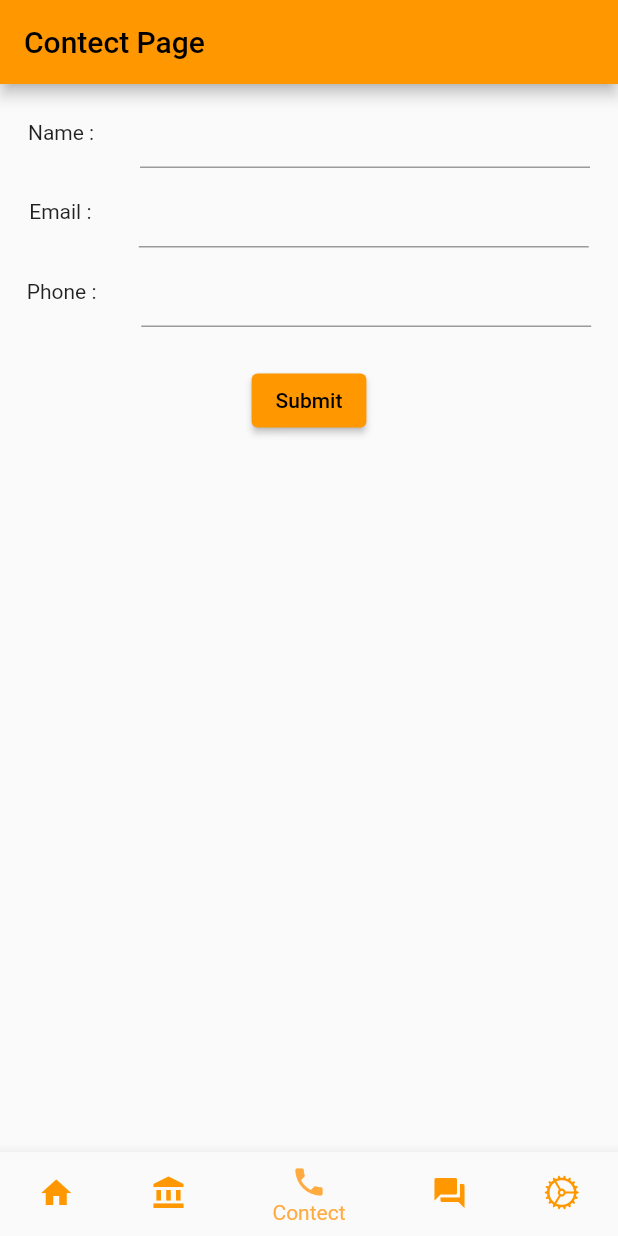
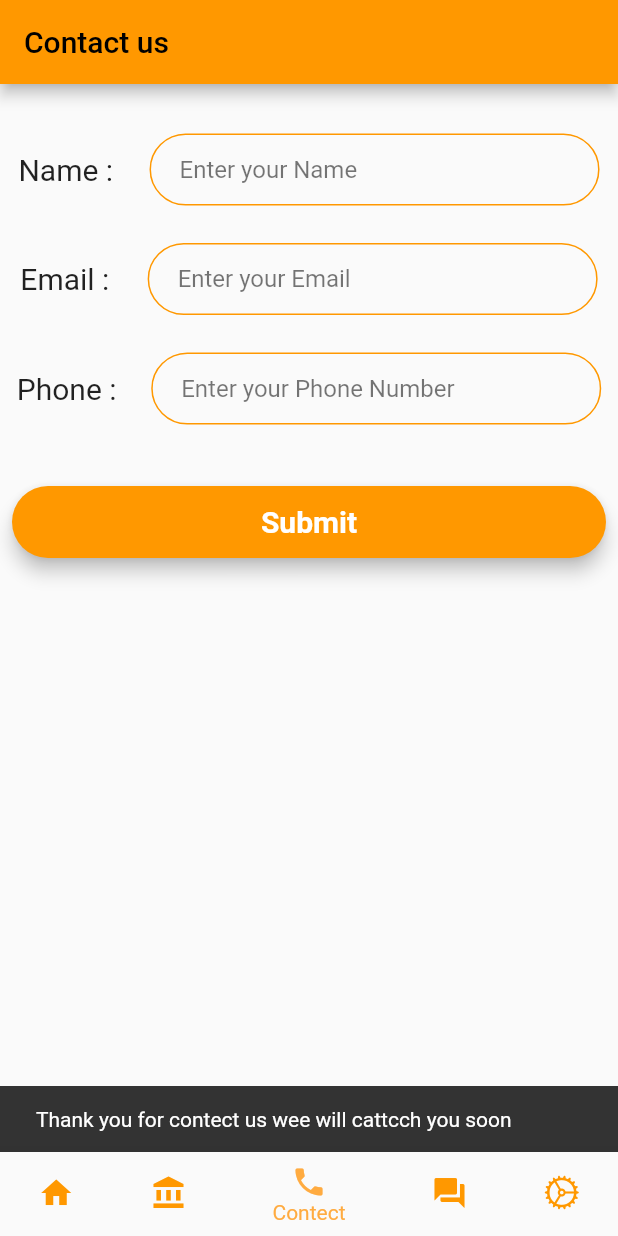
Before and after one commit to PRIPATEL2206/Informatica_App, a Flutter app: the screen it shows after launch, item 3 of the bottom bar chosen, after a tap on "Submit", on a phone screen of 412 x 824 dp. Run offline on Flutter 3.47's test engine with Material 2 defaults, Android fonts, the phone set to English and light mode, and no system bars; our stand-ins replace animated_text_kit, firebase_core, firebase_database; accounts and stored records are empty.

Commit message:
contact page UI updated

```diff
--- a/lib/Components/rounded_button.dart
+++ b/lib/Components/rounded_button.dart
@@ -22,8 +22,9 @@ class RoundedButton extends StatelessWidget {
           child: Text(
             label,
             style: const TextStyle(
-              color: Colors.black,
-              fontWeight: FontWeight.w900,
+              fontSize: 20,
+              color: Colors.white,
+              fontWeight: FontWeight.w600,
             ),
           ),
         ),
--- /dev/null
+++ b/lib/Constants/constants.dart
@@ -0,0 +1,20 @@
+import 'package:flutter/material.dart';
+
+const kTextFieldDecoration = InputDecoration(
+  hintText: 'Enter a value',
+  hintStyle: TextStyle(
+    color: Colors.black54,
+  ),
+  contentPadding: EdgeInsets.symmetric(vertical: 10.0, horizontal: 20.0),
+  border: OutlineInputBorder(
+    borderRadius: BorderRadius.all(Radius.circular(32.0)),
+  ),
+  enabledBorder: OutlineInputBorder(
+    borderSide: BorderSide(color: Colors.orange, width: 1.0),
+    borderRadius: BorderRadius.all(Radius.circular(32.0)),
+  ),
+  focusedBorder: OutlineInputBorder(
+    borderSide: BorderSide(color: Colors.orange, width: 2.0),
+    borderRadius: BorderRadius.all(Radius.circular(32.0)),
+  ),
+);
--- a/lib/Pages/ContectPage/contect_page.dart
+++ b/lib/Pages/ContectPage/contect_page.dart
@@ -1,4 +1,6 @@
 import 'package:flutter/material.dart';
+import 'package:informatica/Constants/constants.dart';
+import '../../Components/rounded_button.dart';
 
 class ContectPage extends StatelessWidget {
   const ContectPage({super.key});
@@ -7,7 +9,7 @@ class ContectPage extends StatelessWidget {
   Widget build(BuildContext context) {
     return Scaffold(
       appBar: AppBar(
-        title: const Text("Contect Page"),
+        title: const Text("Contact us"),
       ),
       body: SingleChildScrollView(
           child: Padding(
@@ -15,42 +17,65 @@ class ContectPage extends StatelessWidget {
         child: Column(
           crossAxisAlignment: CrossAxisAlignment.start,
           children: [
+            const SizedBox(
+              height: 25,
+            ),
             Row(
               mainAxisAlignment: MainAxisAlignment.spaceEvenly,
               children: [
-                const Text("Name :"),
+                const Text(
+                  "Name :",
+                  style: TextStyle(
+                    fontSize: 20,
+                  ),
+                ),
                 Container(
                   margin: const EdgeInsets.only(left: 20),
                   width: 300,
-                  child: const TextField(),
+                  child: TextField(
+                    decoration: kTextFieldDecoration.copyWith(
+                        hintText: 'Enter your Name'),
+                  ),
                 ),
               ],
             ),
             const SizedBox(
-              height: 5,
+              height: 25,
             ),
             Row(
               mainAxisAlignment: MainAxisAlignment.spaceEvenly,
               children: [
-                const Text("Email :"),
+                const Text("Email :",
+                    style: TextStyle(
+                      fontSize: 20,
+                    )),
                 Container(
                   margin: const EdgeInsets.only(left: 20),
                   width: 300,
-                  child: const TextField(),
+                  child: TextField(
+                    decoration: kTextFieldDecoration.copyWith(
+                        hintText: 'Enter your Email'),
+                  ),
                 ),
               ],
             ),
             const SizedBox(
-              height: 5,
+              height: 25,
             ),
             Row(
               mainAxisAlignment: MainAxisAlignment.spaceEvenly,
               children: [
-                const Text("Phone :"),
+                const Text("Phone :",
+                    style: TextStyle(
+                      fontSize: 20,
+                    )),
                 Container(
                   margin: const EdgeInsets.only(left: 20),
                   width: 300,
-                  child: const TextField(),
+                  child: TextField(
+                    decoration: kTextFieldDecoration.copyWith(
+                        hintText: 'Enter your Phone Number'),
+                  ),
                 ),
               ],
             ),
@@ -60,10 +85,16 @@ class ContectPage extends StatelessWidget {
             Container(
               margin: const EdgeInsets.only(top: 20),
               alignment: Alignment.center,
-              child: ElevatedButton(
-                onPressed: () {},
-                child: const Text("Submit"),
-              ),
+              child: RoundedButton(Colors.orange, () {
+                const snckBar = SnackBar(
+                    content: Text(
+                        "Thank you for contect us wee will cattcch you soon"));
+                ScaffoldMessenger.of(context).showSnackBar(snckBar);
+              }, 'Submit'),
+              // ElevatedButton(
+              //   onPressed: () {},
+              //   child: const Text("Submit"),
+              // ),
             )
           ],
         ),
--- a/lib/Pages/HomePage/home_page.dart
+++ b/lib/Pages/HomePage/home_page.dart
@@ -59,7 +59,7 @@ class _HomePageState extends State<HomePage>
                   crossAxisAlignment: CrossAxisAlignment.center,
                   children: [
                     const SizedBox(
-                      height: 100,
+                      height: 50,
                     ),
                     Column(
                       mainAxisAlignment: MainAxisAlignment.center,
@@ -107,6 +107,9 @@ class _HomePageState extends State<HomePage>
                       child: Text(
                         data["AboutText"],
                         textAlign: TextAlign.justify,
+                        style: const TextStyle(
+                          fontSize: 20,
+                        ),
                       ),
                     ),
                     const SizedBox(
--- a/lib/Pages/SettingPage/setting_page.dart
+++ b/lib/Pages/SettingPage/setting_page.dart
@@ -61,11 +61,11 @@ class _SettingPageState extends State<SettingPage> {
                   mainAxisAlignment: MainAxisAlignment.spaceBetween,
                   children: [
                     const Text(
-                      "Langvage",
+                      "Language",
                       style: TextStyle(fontSize: 20),
                     ),
                     DropdownButton<String>(
-                      hint: const Text("Langvage"),
+                      hint: const Text("Language"),
                       items: [
                         for (final lang in langs.keys)
                           DropdownMenuItem(
```
